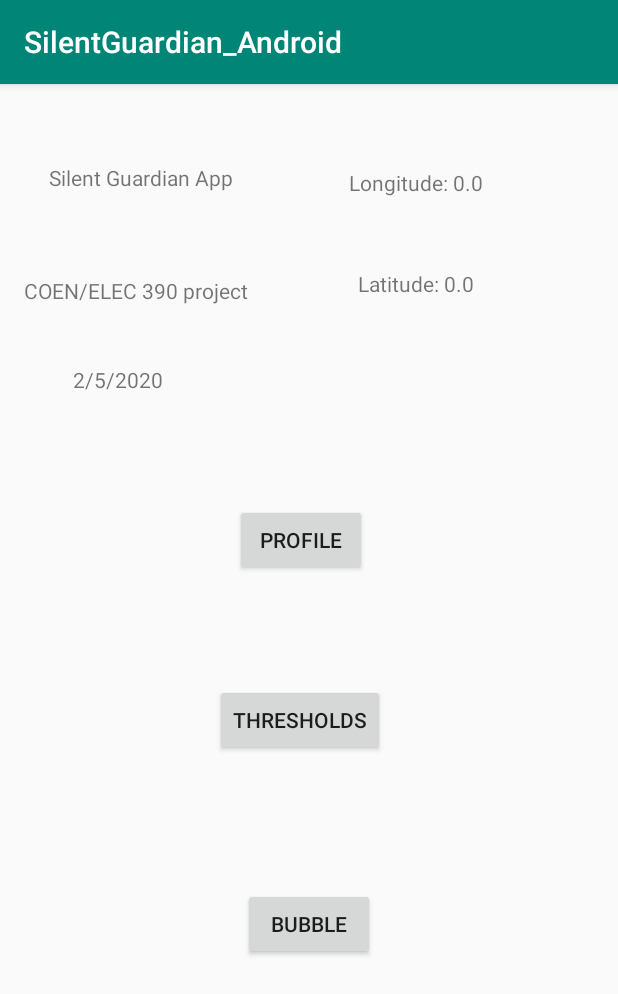
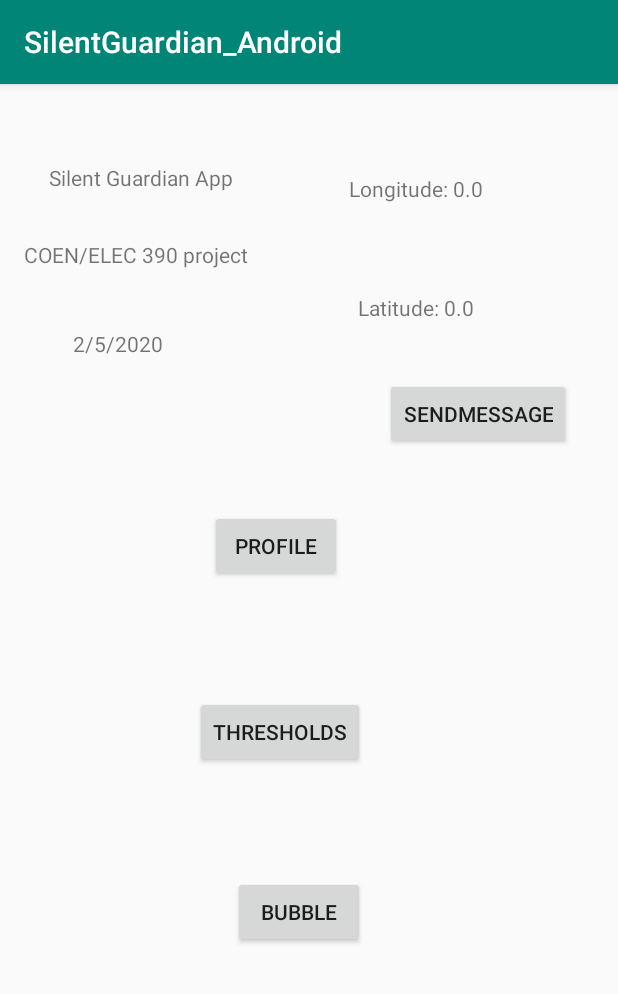
Before and after one commit to EwanMcNeil/SilentGuardian_Android, an Android app: the screen it shows after launch (MainActivity), on a phone screen of 412 x 824 dp. Shown: the top 994 px of the screen. Run offline under Robolectric (Android 15) with nearby library versions, the light colour scheme and no system bars; 2 statements that could not run were skipped.

Commit message:
started messages implementation

```diff
--- a/app/src/main/AndroidManifest.xml
+++ b/app/src/main/AndroidManifest.xml
@@ -4,6 +4,7 @@
 
     <uses-permission android:name="android.permission.ACCESS_COARSE_LOCATION" />
     <uses-permission android:name="android.permission.ACCESS_FINE_LOCATION" />
+    <uses-permission android:name="android.permission.SEND_SMS"/>
     <uses-permission android:name="android.permission.READ_CONTACTS" />
 
     <application
--- a/app/src/main/java/com/example/silentguardian_android/MainActivity.java
+++ b/app/src/main/java/com/example/silentguardian_android/MainActivity.java
@@ -6,10 +6,13 @@
 import android.Manifest;
 import android.app.Activity;
 import android.content.Intent;
+import android.net.Uri;
 import android.os.Bundle;
+import android.util.Log;
 import android.view.View;
 import android.widget.Button;
 import android.widget.TextView;
+import android.widget.Toast;
 
 public class MainActivity extends AppCompatActivity {
 
@@ -17,6 +20,7 @@
     protected Button thresholdButton;
     protected Button bubbleButton;
 
+    protected Button sendMessageButton;
 
     protected TextView longitudeTextView;
     protected TextView latitudeTextView;
@@ -31,10 +35,13 @@
         profileButton = findViewById(R.id.profileButton);
         thresholdButton = findViewById(R.id.thresholdButton);
         bubbleButton = findViewById(R.id.bubbleButton);
+        sendMessageButton = findViewById(R.id.sendMessageButton);
+
+
 
         ActivityCompat.requestPermissions((Activity) this, new String[]{Manifest.permission.ACCESS_FINE_LOCATION}, 1);
         ActivityCompat.requestPermissions((Activity) this, new String[]{Manifest.permission.ACCESS_COARSE_LOCATION}, 2);
-
+        ActivityCompat.requestPermissions((Activity) this, new String[]{Manifest.permission.SEND_SMS}, 3);
         longitudeTextView = findViewById(R.id.longtextView);
         latitudeTextView = findViewById(R.id.latTextView);
 
@@ -70,10 +77,19 @@
     @Override
     protected void onStart() {
         super.onStart();
-        messageGPSHelper gpsHelper;
+        final messageGPSHelper gpsHelper;
         gpsHelper = new messageGPSHelper(this);
         longitudeTextView.setText("Longitude: " + gpsHelper.getLong());
         latitudeTextView.setText("Latitude: " +gpsHelper.getLat());
 
+        sendMessageButton.setOnClickListener(new View.OnClickListener() {
+            @Override
+            public void onClick(View v) {
+
+                gpsHelper.sendMessage("7786898291", "test" );
+            }
+        });
+
     }
+
 }
--- a/app/src/main/java/com/example/silentguardian_android/messageGPSHelper.java
+++ b/app/src/main/java/com/example/silentguardian_android/messageGPSHelper.java
@@ -4,11 +4,15 @@
 import android.Manifest;
 import android.app.Activity;
 import android.content.Context;
+import android.content.Intent;
 import android.content.pm.PackageManager;
 import android.location.Criteria;
 import android.location.Location;
 import android.location.LocationListener;
 import android.location.LocationManager;
+import android.telephony.SmsManager;
+import android.widget.Toast;
+
 
 import androidx.core.app.ActivityCompat;
 
@@ -40,7 +44,7 @@
             //ActivityCompat.requestPermissions((Activity) mContext, new String[]{Manifest.permission.ACCESS_COARSE_LOCATION}, 2);
             // to handle the case where the user grants the permission. See the documentation
             // for ActivityCompat#requestPermissions for more details.
-            //return TODO;
+            return TODO;
         }
 
 
@@ -66,7 +70,7 @@
             //                                          int[] grantResults
            // ActivityCompat.requestPermissions((Activity) mContext, new String[]{Manifest.permission.ACCESS_FINE_LOCATION}, 1);
            // ActivityCompat.requestPermissions((Activity) mContext, new String[]{Manifest.permission.ACCESS_COARSE_LOCATION}, 2);
-
+            return TODO;
         }
 
         Location location = getLastKnownLocation();
@@ -105,4 +109,19 @@
     }
 
 
+    //possibly add in the two things for latitude and longitude
+
+    protected void sendMessage(String number, String message){
+        try{
+            SmsManager smgr = SmsManager.getDefault();
+            smgr.sendTextMessage(number,null,message,null,null);
+            //Toast.makeText(MainActivity.class, "SMS Sent Successfully", Toast.LENGTH_SHORT).show();
+        }
+        catch (Exception e){
+            //Toast.makeText(MainActivity.this, "SMS Failed to Send, Please try again", Toast.LENGTH_SHORT).show();
+        }
+
+    }
+
+
 }
--- a/app/src/main/res/layout/activity_main.xml
+++ b/app/src/main/res/layout/activity_main.xml
@@ -22,7 +22,7 @@
         android:id="@+id/textView"
         android:layout_width="wrap_content"
         android:layout_height="wrap_content"
-        android:layout_marginTop="56dp"
+        android:layout_marginTop="32dp"
         android:text="COEN/ELEC 390 project"
         app:layout_constraintEnd_toEndOf="parent"
         app:layout_constraintHorizontal_bias="0.061"
@@ -46,10 +46,10 @@
         android:layout_height="wrap_content"
         android:layout_marginStart="140dp"
         android:layout_marginLeft="140dp"
-        android:layout_marginTop="280dp"
+        android:layout_marginTop="284dp"
         android:text="Profile"
         app:layout_constraintEnd_toEndOf="parent"
-        app:layout_constraintHorizontal_bias="0.092"
+        app:layout_constraintHorizontal_bias="0.0"
         app:layout_constraintStart_toStartOf="parent"
         app:layout_constraintTop_toTopOf="parent" />
 
@@ -57,10 +57,10 @@
         android:id="@+id/thresholdButton"
         android:layout_width="wrap_content"
         android:layout_height="wrap_content"
-        android:layout_marginTop="72dp"
+        android:layout_marginTop="76dp"
         android:text="Thresholds"
         app:layout_constraintEnd_toEndOf="parent"
-        app:layout_constraintHorizontal_bias="0.479"
+        app:layout_constraintHorizontal_bias="0.436"
         app:layout_constraintStart_toStartOf="parent"
         app:layout_constraintTop_toBottomOf="@+id/profileButton" />
 
@@ -68,9 +68,10 @@
         android:id="@+id/bubbleButton"
         android:layout_width="wrap_content"
         android:layout_height="wrap_content"
-        android:layout_marginTop="88dp"
+        android:layout_marginTop="72dp"
         android:text="Bubble"
         app:layout_constraintEnd_toEndOf="parent"
+        app:layout_constraintHorizontal_bias="0.479"
         app:layout_constraintStart_toStartOf="parent"
         app:layout_constraintTop_toBottomOf="@+id/thresholdButton" />
 
@@ -78,7 +79,7 @@
         android:id="@+id/longtextView"
         android:layout_width="wrap_content"
         android:layout_height="wrap_content"
-        android:layout_marginTop="56dp"
+        android:layout_marginTop="60dp"
         android:layout_marginEnd="68dp"
         android:layout_marginRight="68dp"
         android:text="TextView"
@@ -91,7 +92,7 @@
         android:id="@+id/latTextView"
         android:layout_width="wrap_content"
         android:layout_height="wrap_content"
-        android:layout_marginTop="48dp"
+        android:layout_marginTop="60dp"
         android:layout_marginEnd="96dp"
         android:layout_marginRight="96dp"
         android:text="TextView"
@@ -100,4 +101,15 @@
         app:layout_constraintStart_toEndOf="@+id/textView"
         app:layout_constraintTop_toBottomOf="@+id/longtextView" />
 
+    <Button
+        android:id="@+id/sendMessageButton"
+        android:layout_width="wrap_content"
+        android:layout_height="wrap_content"
+        android:layout_marginTop="196dp"
+        android:text="SENDMESSAGE"
+        app:layout_constraintEnd_toEndOf="parent"
+        app:layout_constraintHorizontal_bias="0.891"
+        app:layout_constraintStart_toStartOf="parent"
+        app:layout_constraintTop_toTopOf="parent" />
+
 </androidx.constraintlayout.widget.ConstraintLayout>
```
